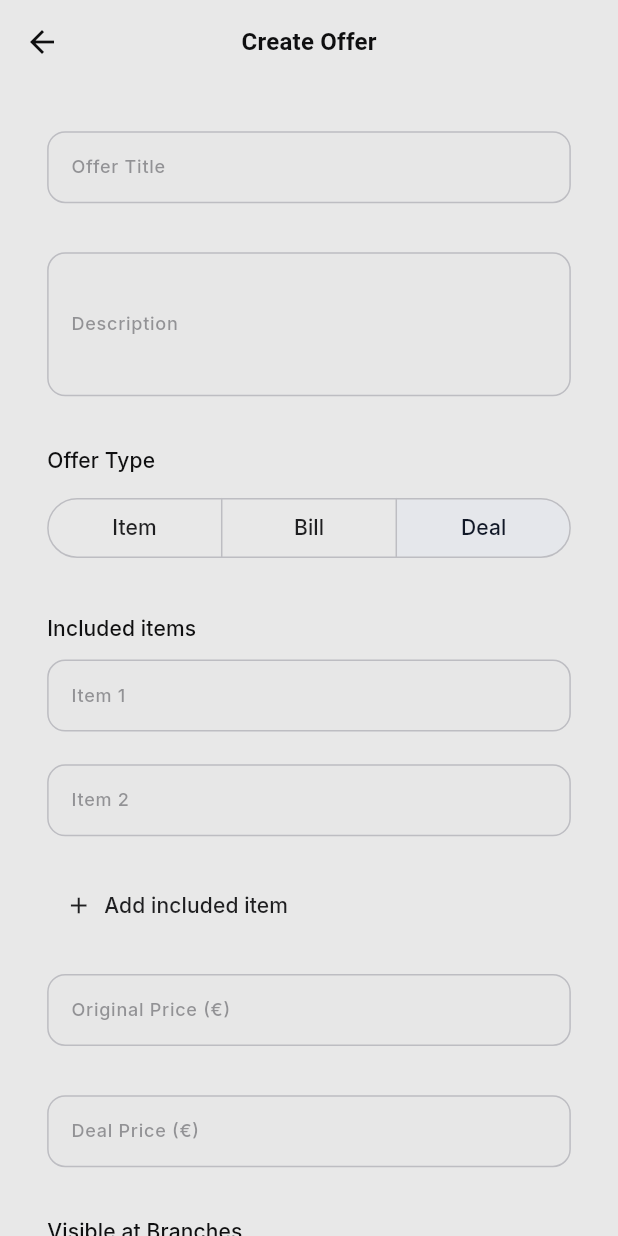
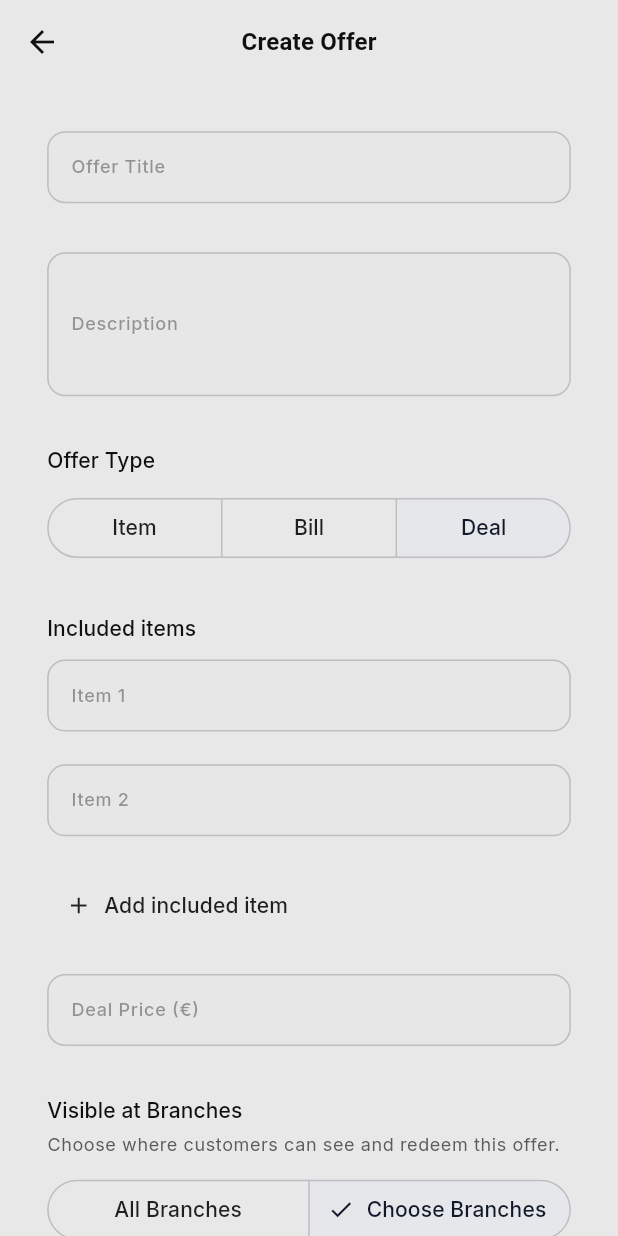
Before and after one commit to abdullahaslam0079/aajhee_business, a Flutter app: the OfferFormScreen screen opened by its route, after a tap on "Item", after a tap on "Bill", after a tap on "Deal", on a phone screen of 412 x 824 dp. Run offline on Flutter 3.47's test engine with Material 3 defaults, Android fonts, the phone set to English and light mode, and no system bars; drawn by our look-alikes of skeletonizer; our stand-ins replace cached_network_image, device_info_plus, dio, easy_localization, equatable, flutter_animate and 14 more; missing offline and left inert: app_version_update; accounts and stored records are empty; generated files the repository leaves out were written again; network calls fail.

Commit message:
Remove original price from deal create/edit; deals only have a deal price.
Co-authored-by: Cursor <cursoragent@cursor.com>

```diff
--- a/lib/src/features/business/data/mappers/business_api_mappers.dart
+++ b/lib/src/features/business/data/mappers/business_api_mappers.dart
@@ -113,7 +113,6 @@ class BusinessApiMappers {
         payload['discounted_price'] = offer.discountedPrice?.toStringAsFixed(2);
       case OfferType.deal:
         payload['included_items'] = offer.includedItems;
-        payload['original_price'] = offer.originalPrice?.toStringAsFixed(2);
         payload['discounted_price'] = offer.discountedPrice?.toStringAsFixed(2);
     }
 
--- a/lib/src/features/business/domain/enums/offer_type.dart
+++ b/lib/src/features/business/domain/enums/offer_type.dart
@@ -17,7 +17,9 @@ extension OfferTypeX on OfferType {
         OfferType.deal => 'deal',
       };
 
-  bool get usesFixedPrice =>
+  bool get usesCompareAtPrice => this == OfferType.item;
+
+  bool get usesDealPrice =>
       this == OfferType.item || this == OfferType.deal;
 
   static OfferType fromApi(String value) => switch (value) {
--- a/lib/src/features/offers/presentation/helpers/offer_display_helper.dart
+++ b/lib/src/features/offers/presentation/helpers/offer_display_helper.dart
@@ -15,8 +15,8 @@ class OfferDisplayHelper {
       final items = offer.includedItems.isNotEmpty
           ? offer.includedItems.join(', ')
           : offer.title;
-      if (offer.originalPrice != null && offer.discountedPrice != null) {
-        return '$items (${offer.discountedPrice!.toStringAsFixed(2)}€ / ${offer.originalPrice!.toStringAsFixed(2)}€)';
+      if (offer.discountedPrice != null) {
+        return '$items (${offer.discountedPrice!.toStringAsFixed(2)}€)';
       }
       return items;
     }
--- a/lib/src/features/offers/presentation/screens/offer_form_screen.dart
+++ b/lib/src/features/offers/presentation/screens/offer_form_screen.dart
@@ -177,10 +177,10 @@ class _OfferFormScreenState extends ConsumerState<OfferFormScreen> {
           ? _itemNameController.text.trim()
           : null,
       includedItems: _type == OfferType.deal ? _includedItems : const [],
-      originalPrice: _type.usesFixedPrice
+      originalPrice: _type.usesCompareAtPrice
           ? double.tryParse(_originalPriceController.text.trim())
           : null,
-      discountedPrice: _type.usesFixedPrice
+      discountedPrice: _type.usesDealPrice
           ? double.tryParse(_discountedPriceController.text.trim())
           : null,
       isEnabled: _isEnabled,
@@ -381,21 +381,6 @@ class _OfferFormScreenState extends ConsumerState<OfferFormScreen> {
                 ),
                 SizedBox(height: AppSpacing.md.h),
                 AppTextField(
-                  label: 'offers.field_original_price'.tr(),
-                  controller: _originalPriceController,
-                  keyboardType: const TextInputType.numberWithOptions(
-                    decimal: true,
-                  ),
-                  validator: (v) {
-                    final value = double.tryParse(v ?? '');
-                    if (value == null || value <= 0) {
-                      return 'offers.price_invalid'.tr();
-                    }
-                    return null;
-                  },
-                ),
-                SizedBox(height: AppSpacing.lg.h),
-                AppTextField(
                   label: 'offers.field_deal_price'.tr(),
                   controller: _discountedPriceController,
                   keyboardType: const TextInputType.numberWithOptions(
@@ -403,13 +388,8 @@ class _OfferFormScreenState extends ConsumerState<OfferFormScreen> {
                   ),
                   validator: (v) {
                     final discounted = double.tryParse(v ?? '');
-                    final original =
-                        double.tryParse(_originalPriceController.text.trim());
-                    if (discounted == null || discounted < 0) {
+                    if (discounted == null || discounted <= 0) {
                       return 'offers.price_invalid'.tr();
-                    }
-                    if (original != null && discounted >= original) {
-                      return 'offers.discounted_price_invalid'.tr();
                     }
                     return null;
                   },
```
